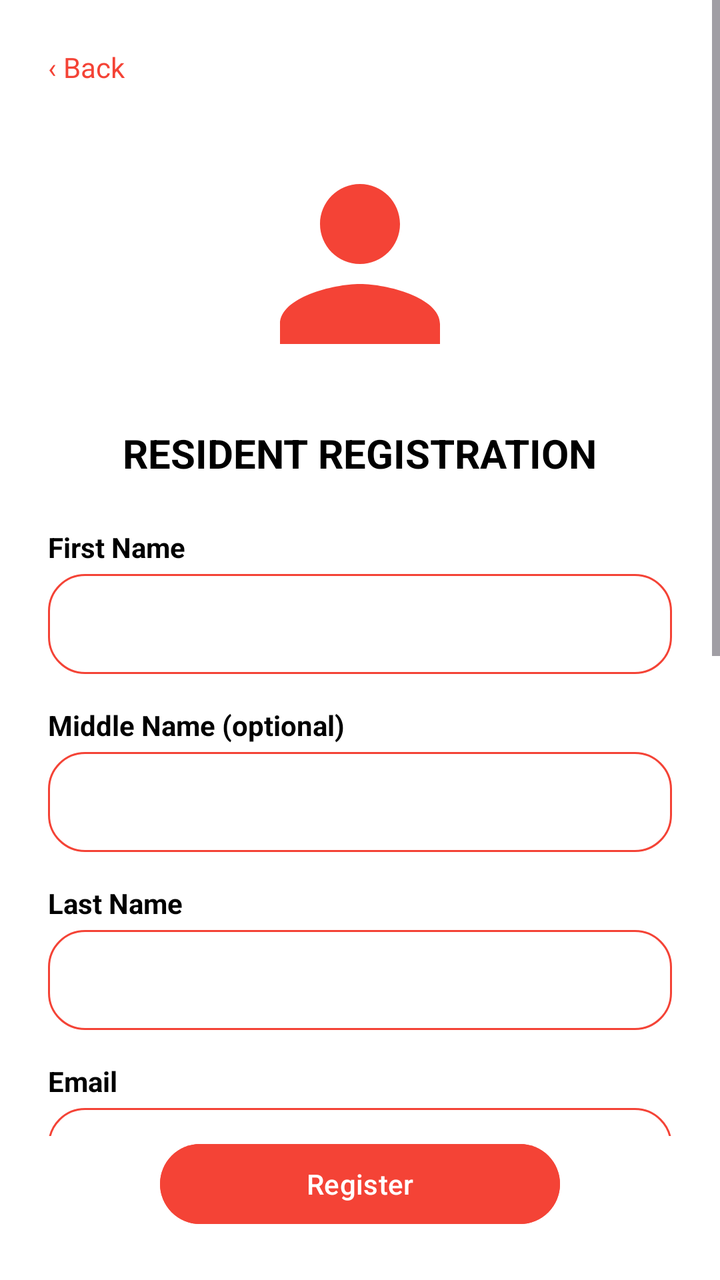
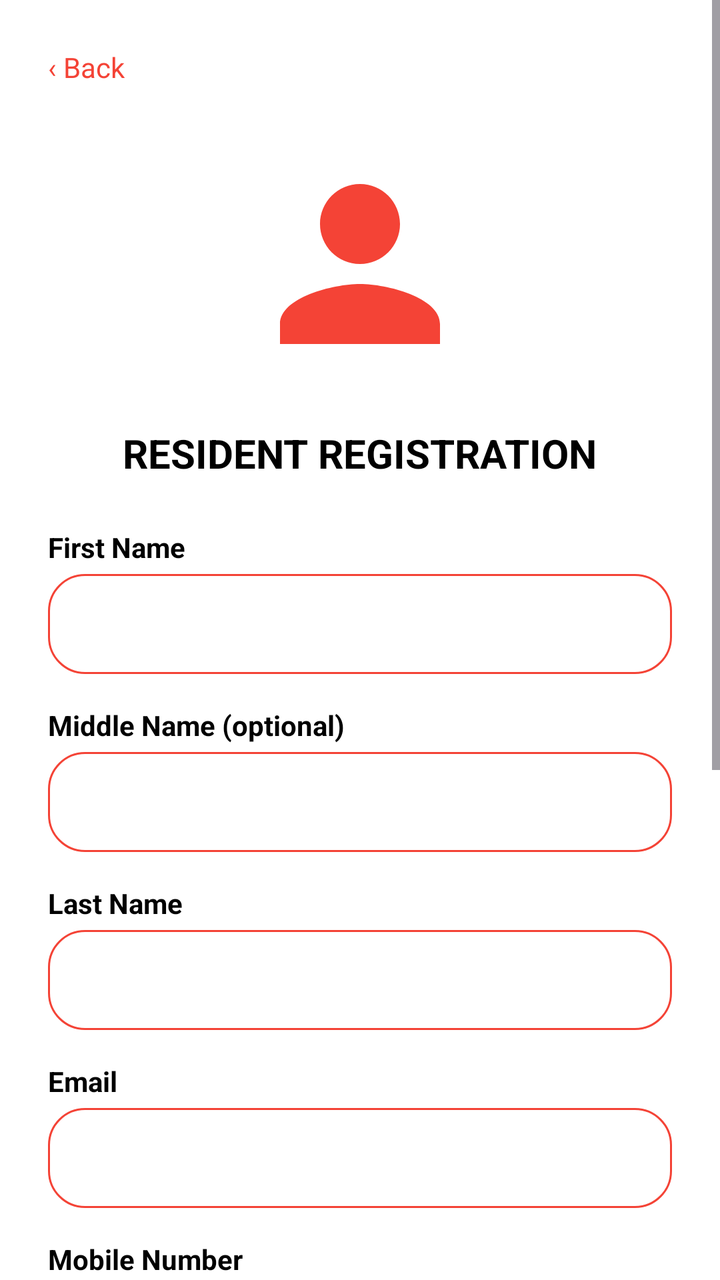

Compare the two renders of this Android layout. The source of the first and the diff that turns it into the second are given below.
<!-- AndroidManifest.xml: application theme Theme.IServeKo -->
<!-- res/layout/activity_resident_signup.xml -->
<?xml version="1.0" encoding="utf-8"?>
<androidx.constraintlayout.widget.ConstraintLayout xmlns:android="http://schemas.android.com/apk/res/android"
    xmlns:app="http://schemas.android.com/apk/res-auto"
    xmlns:tools="http://schemas.android.com/tools"
    android:id="@+id/main"
    android:layout_width="match_parent"
    android:layout_height="match_parent"
    android:background="@drawable/designbrg_v2"
    tools:context=".ResidentSignupActivity">

    <ScrollView
        android:layout_width="match_parent"
        android:layout_height="0dp"
        app:layout_constraintBottom_toTopOf="@+id/btnRegister"
        app:layout_constraintTop_toTopOf="parent">

        <LinearLayout
            android:layout_width="match_parent"
            android:layout_height="wrap_content"
            android:orientation="vertical"
            android:padding="24dp">

            <TextView
                android:id="@+id/btnBack"
                android:layout_width="wrap_content"
                android:layout_height="wrap_content"
                android:text="‹ Back"
                android:textColor="#F44336"
                android:textSize="14sp" />

            <ImageView
                android:id="@+id/imageView"
                android:layout_width="120dp"
                android:layout_height="130dp"
                android:layout_gravity="center_horizontal"
                android:layout_marginTop="24dp"
                android:contentDescription="@string/app_name"
                android:src="@drawable/ic_user"/>

            <TextView
                android:layout_width="wrap_content"
                android:layout_height="wrap_content"
                android:layout_gravity="center"
                android:layout_marginTop="16dp"
                android:text="RESIDENT REGISTRATION"
                android:textColor="#FF000000"
                android:textSize="20sp"
                android:textStyle="bold" />

            <TextView
                android:layout_width="wrap_content"
                android:layout_height="wrap_content"
                android:layout_marginTop="24dp"
                android:text="First Name"
                android:textColor="#FF000000"
                android:textStyle="bold" />

            <EditText
                android:id="@+id/first_name_input"
                android:layout_width="match_parent"
                android:layout_height="50dp"
                android:layout_marginTop="4dp"
                android:background="@drawable/rounded"
                android:inputType="textPersonName"
                android:paddingStart="16dp"
                android:textColor="#FF000000" />

            <TextView
                android:layout_width="wrap_content"
                android:layout_height="wrap_content"
                android:layout_marginTop="16dp"
                android:text="Middle Name (optional)"
                android:textColor="#FF000000"
                android:textStyle="bold" />

            <EditText
                android:id="@+id/middle_name_input"
                android:layout_width="match_parent"
                android:layout_height="50dp"
                android:layout_marginTop="4dp"
                android:background="@drawable/rounded"
                android:inputType="textPersonName"
                android:paddingStart="16dp"
                android:textColor="#FF000000" />

            <TextView
                android:layout_width="wrap_content"
                android:layout_height="wrap_content"
                android:layout_marginTop="16dp"
                android:text="Last Name"
                android:textColor="#FF000000"
                android:textStyle="bold" />

            <EditText
                android:id="@+id/last_name_input"
                android:layout_width="match_parent"
                android:layout_height="50dp"
                android:layout_marginTop="4dp"
                android:background="@drawable/rounded"
                android:inputType="textPersonName"
                android:paddingStart="16dp"
                android:textColor="#FF000000" />

            <TextView
                android:layout_width="wrap_content"
                android:layout_height="wrap_content"
                android:layout_marginTop="16dp"
                android:text="Email"
                android:textColor="#FF000000"
                android:textStyle="bold" />

            <EditText
                android:id="@+id/email_input"
                android:layout_width="match_parent"
                android:layout_height="50dp"
                android:layout_marginTop="4dp"
                android:background="@drawable/rounded"
                android:inputType="textEmailAddress"
                android:paddingStart="16dp"
                android:textColor="#FF000000" />

            <TextView
                android:layout_width="wrap_content"
                android:layout_height="wrap_content"
                android:layout_marginTop="16dp"
                android:text="Mobile Number"
                android:textColor="#FF000000"
                android:textStyle="bold" />

            <EditText
                android:id="@+id/mobile_input"
                android:layout_width="match_parent"
                android:layout_height="50dp"
                android:layout_marginTop="4dp"
                android:background="@drawable/rounded"
                android:inputType="phone"
                android:paddingStart="16dp"
                android:textColor="#FF000000" />

            <TextView
                android:layout_width="wrap_content"
                android:layout_height="wrap_content"
                android:layout_marginTop="16dp"
                android:text="Address / Purok"
                android:textColor="#FF000000"
                android:textStyle="bold" />

            <EditText
                android:id="@+id/address_input"
                android:layout_width="match_parent"
                android:layout_height="50dp"
                android:layout_marginTop="4dp"
                android:background="@drawable/rounded"
                android:inputType="textPostalAddress"
                android:paddingStart="16dp"
                android:textColor="#FF000000" />

            <TextView
                android:layout_width="wrap_content"
                android:layout_height="wrap_content"
                android:layout_marginTop="16dp"
                android:text="Password"
                android:textColor="#FF000000"
                android:textStyle="bold" />

            <EditText
                android:id="@+id/password_input"
                android:layout_width="match_parent"
                android:layout_height="50dp"
                android:layout_marginTop="4dp"
                android:background="@drawable/rounded"
                android:inputType="textPassword"
                android:paddingStart="16dp"
                android:textColor="#FF000000" />

            <TextView
                android:layout_width="wrap_content"
                android:layout_height="wrap_content"
                android:layout_marginTop="16dp"
                android:text="Confirm Password"
                android:textColor="#FF000000"
                android:textStyle="bold" />

            <EditText
                android:id="@+id/confirm_password_input"
                android:layout_width="match_parent"
                android:layout_height="50dp"
                android:layout_marginTop="4dp"
                android:background="@drawable/rounded"
                android:inputType="textPassword"
                android:paddingStart="16dp"
                android:textColor="#FF000000" />

        </LinearLayout>
    </ScrollView>

    <Button
        android:id="@+id/btnRegister"
        android:layout_width="200dp"
        android:layout_height="48dp"
        android:layout_marginBottom="24dp"
        android:backgroundTint="#F44336"
        android:text="Register"
        android:textColor="#FFFFFFFF"
        app:layout_constraintBottom_toBottomOf="parent"
        app:layout_constraintEnd_toEndOf="parent"
        app:layout_constraintStart_toStartOf="parent" />

</androidx.constraintlayout.widget.ConstraintLayout>
<!-- resources referenced by this layout -->
<resources>
  <!-- drawable designbrg_v2 (drawable) -->
  <?xml version="1.0" encoding="utf-8"?>
  <shape xmlns:android="http://schemas.android.com/apk/res/android">
       <solid android:color="#FFFFFFFF"/>
  </shape>
  <!-- drawable ic_user (drawable) -->
  <vector xmlns:android="http://schemas.android.com/apk/res/android"
      android:width="48dp"
      android:height="48dp"
      android:viewportWidth="24"
      android:viewportHeight="24">
      <path
          android:fillColor="#F44336"
          android:pathData="M12,12c2.21,0 4,-1.79 4,-4s-1.79,-4 -4,-4 -4,1.79 -4,4 1.79,4 4,4zM12,14c-2.67,0 -8,1.34 -8,4v2h16v-2c0,-2.66 -5.33,-4 -8,-4z" />
  </vector>
  <!-- drawable rounded (drawable) -->
  <?xml version="1.0" encoding="utf-8"?>
  <shape xmlns:android="http://schemas.android.com/apk/res/android"
      android:shape="rectangle">
      <corners android:radius="18dp"/>
      <stroke android:width="1dp" android:color="#F44336"/>
  </shape>
  <string name="app_name">IServeKo</string>
  <style name="Theme.IServeKo" parent="Base.Theme.IServeKo" />
  <style name="Base.Theme.IServeKo" parent="Theme.Material3.DayNight.NoActionBar">
          <item name="colorPrimary">@color/primary</item>
          <item name="colorOnPrimary">@color/onPrimary</item>
          <item name="colorPrimaryContainer">@color/primaryContainer</item>
          <item name="colorOnPrimaryContainer">@color/onPrimaryContainer</item>
  
          <item name="colorSecondary">@color/secondary</item>
          <item name="colorOnSecondary">@color/onSecondary</item>
          <item name="colorSecondaryContainer">@color/secondaryContainer</item>
          <item name="colorOnSecondaryContainer">@color/onSecondaryContainer</item>
  
          <item name="android:colorBackground">@color/surface</item>
          <item name="colorSurface">@color/surface</item>
          <item name="colorOnSurface">@color/onSurface</item>
          <item name="colorSurfaceVariant">@color/surfaceVariant</item>
          <item name="colorOnSurfaceVariant">@color/onSurfaceVariant</item>
          <item name="colorOutline">@color/outline</item>
  
          <item name="android:statusBarColor">@color/surface</item>
          <item name="android:windowLightStatusBar">true</item>
          <item name="android:navigationBarColor">@color/primary</item>
          <item name="android:windowActionModeOverlay">true</item>
      </style>
  <color name="primary">#B3261E</color>
  <color name="onPrimary">#FFFFFFFF</color>
  <color name="primaryContainer">#F9DEDC</color>
  <color name="onPrimaryContainer">#410E0B</color>
  <color name="secondary">#775A00</color>
  <color name="onSecondary">#FFFFFFFF</color>
  <color name="secondaryContainer">#FFDF91</color>
  <color name="onSecondaryContainer">#251A00</color>
  <color name="surface">#FFFBFF</color>
  <color name="onSurface">#201A19</color>
  <color name="surfaceVariant">#F4EDEA</color>
  <color name="onSurfaceVariant">#514442</color>
  <color name="outline">#857370</color>
</resources>

<!-- the commit's change to res/layout/activity_resident_signup.xml (unified diff, before → after) -->
@@ -10,15 +10,19 @@
 
     <ScrollView
         android:layout_width="match_parent"
-        android:layout_height="0dp"
-        app:layout_constraintBottom_toTopOf="@+id/btnRegister"
+        android:layout_height="match_parent"
+        android:fillViewport="true"
+        app:layout_constraintBottom_toBottomOf="parent"
+        app:layout_constraintEnd_toEndOf="parent"
+        app:layout_constraintStart_toStartOf="parent"
         app:layout_constraintTop_toTopOf="parent">
 
         <LinearLayout
             android:layout_width="match_parent"
             android:layout_height="wrap_content"
             android:orientation="vertical"
-            android:padding="24dp">
+            android:padding="24dp"
+            android:paddingBottom="80dp">
 
             <TextView
                 android:id="@+id/btnBack"
@@ -191,19 +195,17 @@
                 android:paddingStart="16dp"
                 android:textColor="#FF000000" />
 
+            <Button
+                android:id="@+id/btnRegister"
+                android:layout_width="200dp"
+                android:layout_height="48dp"
+                android:layout_gravity="center_horizontal"
+                android:layout_marginTop="32dp"
+                android:backgroundTint="#F44336"
+                android:text="Register"
+                android:textColor="#FFFFFFFF" />
+
         </LinearLayout>
     </ScrollView>
 
-    <Button
-        android:id="@+id/btnRegister"
-        android:layout_width="200dp"
-        android:layout_height="48dp"
-        android:layout_marginBottom="24dp"
-        android:backgroundTint="#F44336"
-        android:text="Register"
-        android:textColor="#FFFFFFFF"
-        app:layout_constraintBottom_toBottomOf="parent"
-        app:layout_constraintEnd_toEndOf="parent"
-        app:layout_constraintStart_toStartOf="parent" />
-
 </androidx.constraintlayout.widget.ConstraintLayout>
